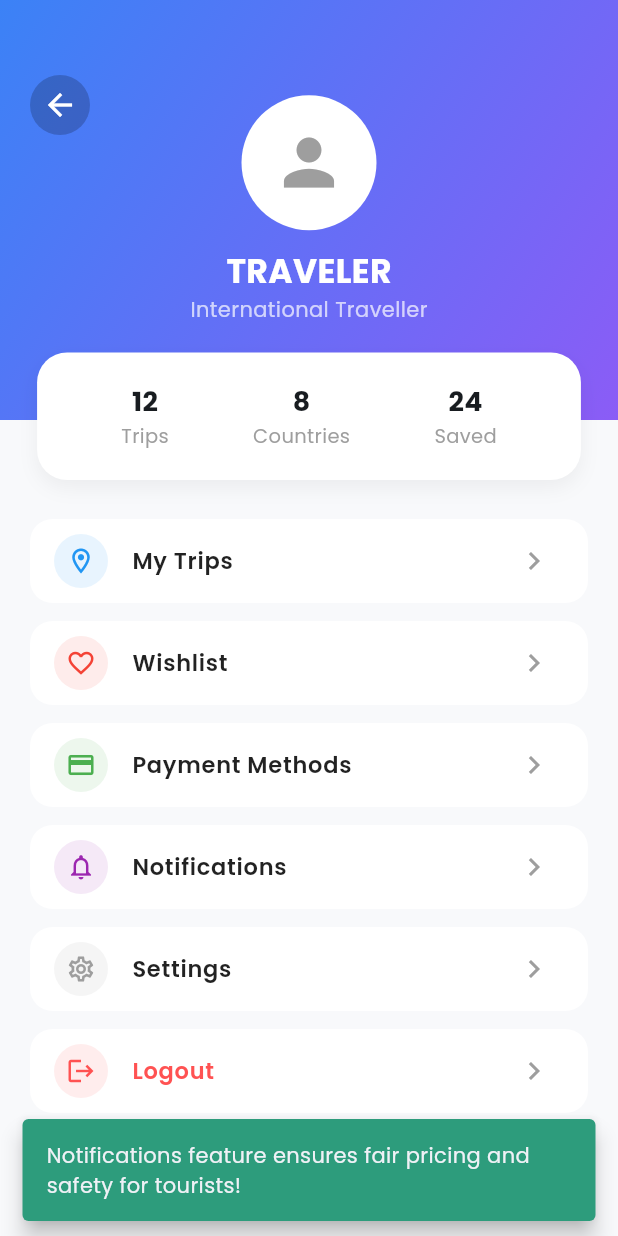
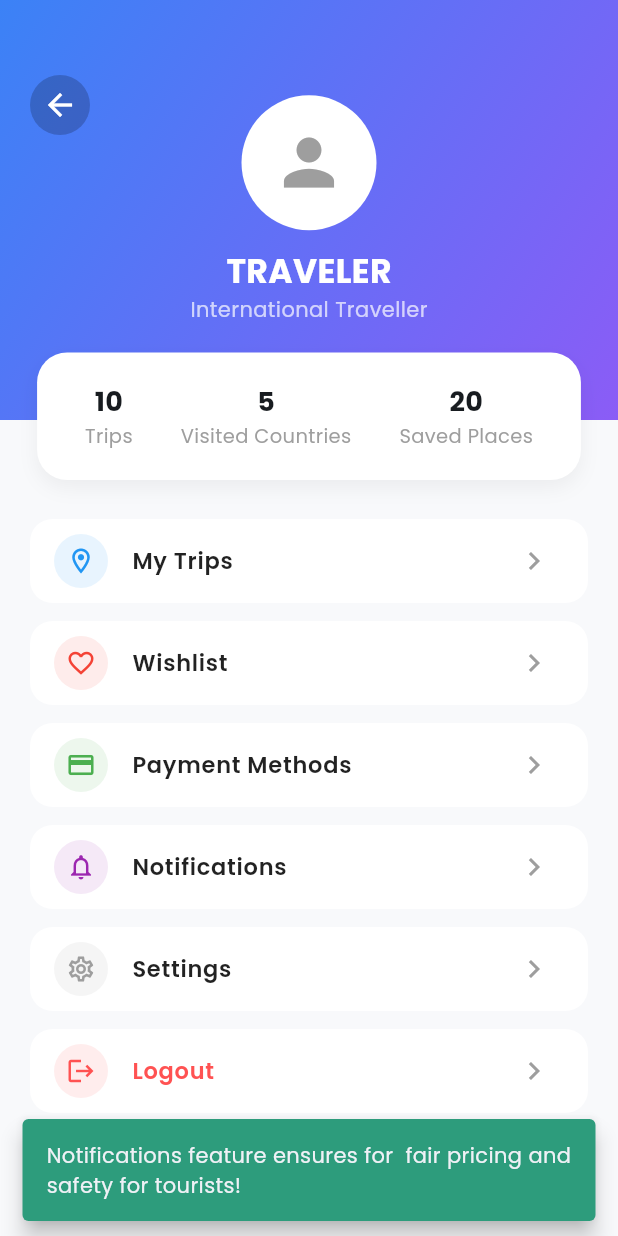
Before and after one commit to AnjaleeThennakoon/Smart-Travel-Route-SL-, a Flutter app: the ProfilePage screen opened by its route, after a tap on "Notifications", on a phone screen of 412 x 824 dp. Run offline on Flutter 3.47's test engine with Material 3 defaults, Android fonts, the phone set to English and light mode, and no system bars; our stand-ins replace flutter_map, geolocator, google_fonts, latlong2, supabase_flutter; accounts and stored records are empty.

Commit message:
Updated My Profile UI With modern Style

```diff
--- a/lib/features/auth/profile_page.dart
+++ b/lib/features/auth/profile_page.dart
@@ -39,7 +39,6 @@ class ProfilePage extends StatelessWidget {
             const SizedBox(height: 60),
 
             // --- Menu Items Section ---
-
             _buildMenuItem(
               Icons.location_on_outlined,
               "My Trips",
@@ -51,8 +50,6 @@ class ProfilePage extends StatelessWidget {
                 );
               },
             ),
-
-
 
             _buildMenuItem(
               Icons.favorite_border,
@@ -170,9 +167,9 @@ class ProfilePage extends StatelessWidget {
         child: Row(
           mainAxisAlignment: MainAxisAlignment.spaceEvenly,
           children: [
-            _buildStatItem("12", "Trips"),
-            _buildStatItem("8", "Countries"),
-            _buildStatItem("24", "Saved"),
+            _buildStatItem("10", "Trips"),
+            _buildStatItem("5", "Visited Countries"),
+            _buildStatItem("20", "Saved Places"),
           ],
         ),
       ),
@@ -223,8 +220,11 @@ class ProfilePage extends StatelessWidget {
           ),
         ),
         subtitle: subtitle != null
-          ? Text(subtitle, style: const TextStyle(fontSize: 11, color: Colors.grey))
-          : null,
+            ? Text(
+                subtitle,
+                style: const TextStyle(fontSize: 11, color: Colors.grey),
+              )
+            : null,
         trailing: const Icon(Icons.chevron_right, color: Colors.grey),
         onTap: onTap,
       ),
@@ -234,7 +234,9 @@ class ProfilePage extends StatelessWidget {
   void _showFeatureNote(BuildContext context, String feature) {
     ScaffoldMessenger.of(context).showSnackBar(
       SnackBar(
-        content: Text('$feature feature ensures fair pricing and safety for tourists!'),
+        content: Text(
+          '$feature feature ensures for  fair pricing and safety for tourists!',
+        ),
         behavior: SnackBarBehavior.floating,
         backgroundColor: const Color(0xFF2D9C7C),
       ),
```
